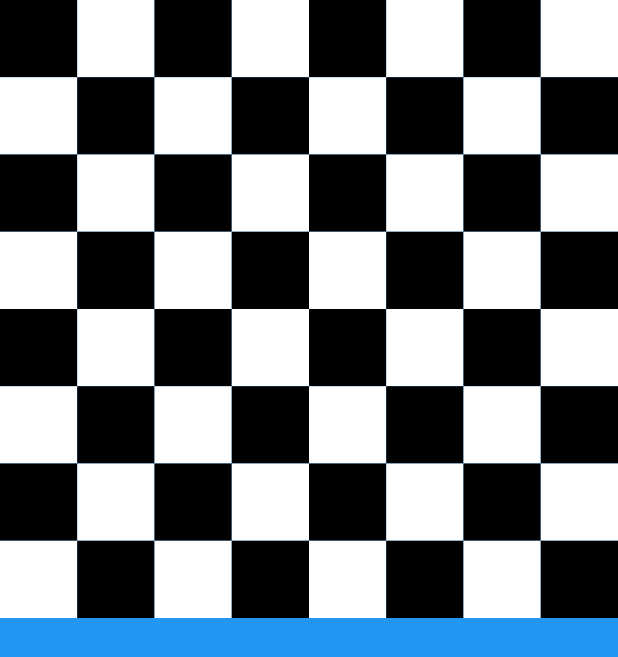
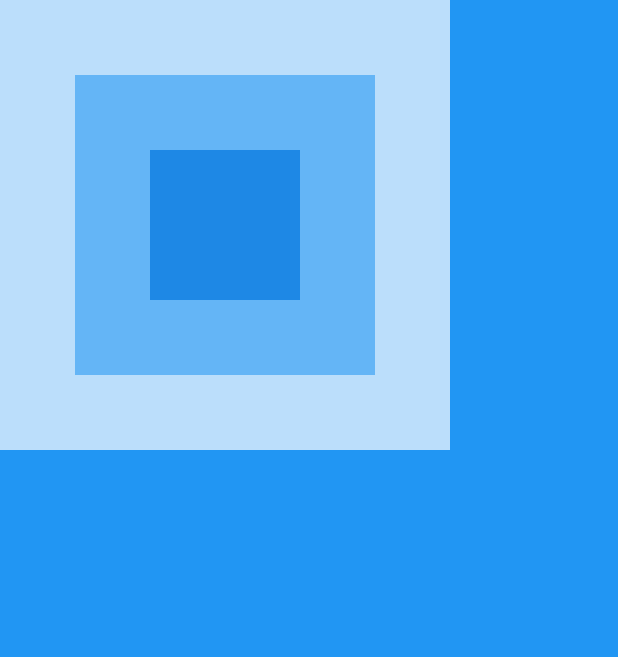
Before and after one commit to Ketan-K17/flutter_tutorial, a Flutter app: the screen it shows after launch, on a phone screen of 412 x 824 dp. Shown: the top 657 px of the screen. Run offline on Flutter 3.47's test engine with Material 3 defaults, Android fonts, the light colour scheme and no system bars.

Commit message:
Stack widget: place widgets on top of each other.

```diff
--- a/lib/main.dart
+++ b/lib/main.dart
@@ -15,22 +15,16 @@ class MyApp extends StatelessWidget {
       debugShowCheckedModeBanner: false,
       home: Scaffold(
         backgroundColor: Colors.blue,
-        body: GridView.builder(
-          // grid delegate is used to define the number of items in a row. Nothing too fancy.
-          gridDelegate: SliverGridDelegateWithFixedCrossAxisCount(
-            crossAxisCount: 8,
-          ),
-          itemCount: 64,
-          itemBuilder: (context, index) {
-            int row = index ~/ 8;
-            int col = index % 8;
-            bool isBlack = (row % 2 == 0) ? (col % 2 == 0) : (col % 2 != 0);
-            return Container(
-              width: 100,
-              height: 100,
-              color: isBlack ? Colors.black : Colors.white,
-            );
-          },
+        body: Stack(
+          alignment: Alignment.center,
+          children: [
+            // big box
+            Container(height: 300, width: 300, color: Colors.blue[100]),
+            // medium box
+            Container(height: 200, width: 200, color: Colors.blue[300]),
+            // small box
+            Container(height: 100, width: 100, color: Colors.blue[600]),
+          ],
         ),
       ),
     );
```
